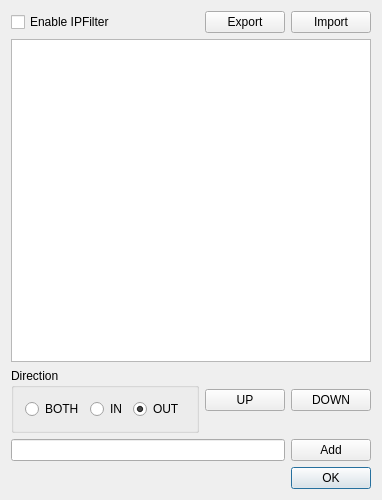
eiskaltdcpp/eiskaltdcpp, file eiskaltdcpp-qt/ui/UIIPFilter.ui: the form before one commit.
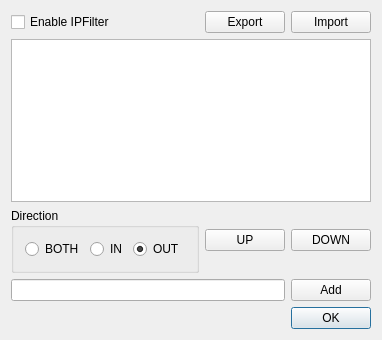
The form after the commit. Custom widgets are drawn as their Qt base class.

Commit message: issue 634 --- scalable IP filter dialog window

```diff
--- a/eiskaltdcpp-qt/ui/UIIPFilter.ui
+++ b/eiskaltdcpp-qt/ui/UIIPFilter.ui
@@ -9,19 +9,19 @@
    <rect>
     <x>0</x>
     <y>0</y>
-    <width>355</width>
-    <height>500</height>
+    <width>367</width>
+    <height>340</height>
    </rect>
   </property>
   <property name="sizePolicy">
-   <sizepolicy hsizetype="Minimum" vsizetype="Minimum">
+   <sizepolicy hsizetype="Preferred" vsizetype="Preferred">
     <horstretch>0</horstretch>
     <verstretch>0</verstretch>
    </sizepolicy>
   </property>
   <property name="maximumSize">
    <size>
-    <width>357</width>
+    <width>16777215</width>
     <height>16777215</height>
    </size>
   </property>
```
Left out of the diff: 68 changed lines with no effect on the pictures. The commit also changes 1 other file.
